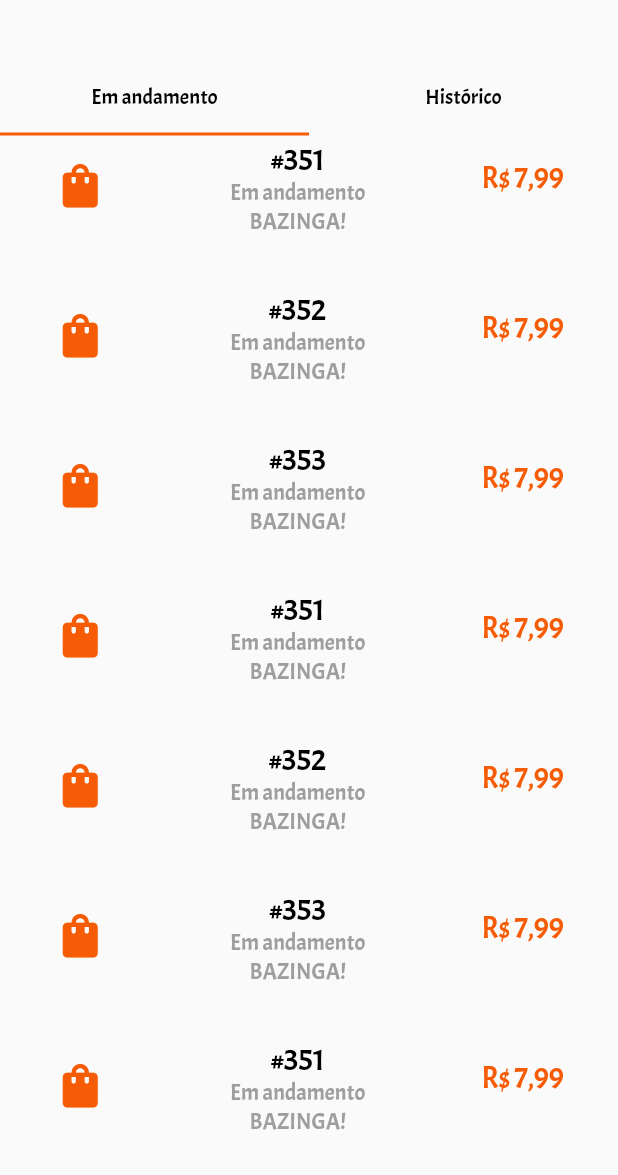
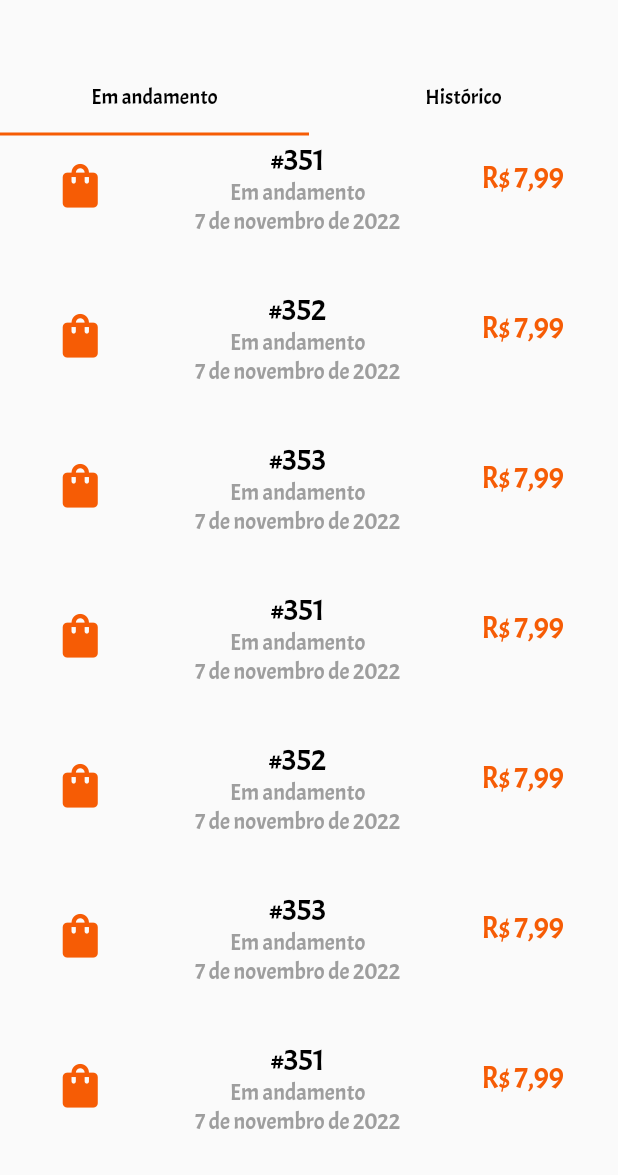
Before and after one commit to AndreLiberato/project_silk, a Flutter app: the screen it shows after launch, on a phone screen of 412 x 824 dp, the part 61-1236 px from its top. Run offline on Flutter 3.47's test engine with Material 2 defaults, Android fonts, the phone set to English and light mode, and no system bars.

Commit message:
Add DateFormat

```diff
--- a/vish/lib/main.dart
+++ b/vish/lib/main.dart
@@ -1,4 +1,5 @@
 import 'package:flutter/material.dart';
+import 'package:flutter_localizations/flutter_localizations.dart';
 
 import 'screens/home_screen.dart';
 import 'screens/order_screen.dart';
@@ -13,6 +14,11 @@ class MyApp extends StatelessWidget {
   @override
   Widget build(BuildContext context) {
     return MaterialApp(
+      localizationsDelegates: [
+        GlobalMaterialLocalizations.delegate,
+        GlobalWidgetsLocalizations.delegate
+      ],
+      supportedLocales: [const Locale('pt', 'BR')],
       debugShowCheckedModeBanner: false,
       title: "Vish-virtual shop",
       home: const OrderScreen(),
--- a/vish/lib/widgets/order_item.dart
+++ b/vish/lib/widgets/order_item.dart
@@ -1,4 +1,5 @@
 import 'package:flutter/material.dart';
+import 'package:intl/intl.dart';
 
 import '../models/order.dart';
 
@@ -8,6 +9,8 @@ class OrderItem extends StatelessWidget {
 
   OrderItem(this.order);
 
+  DateTime data = DateTime.now();
+
   Widget build(BuildContext context) {
     return SizedBox(
       width: 50,
@@ -15,7 +18,7 @@ class OrderItem extends StatelessWidget {
       child: ListTile(
               leading: const Icon(Icons.shopping_bag, color: Color(0xFFf65c05),size: 35,),
               title:  Text(order.number, textAlign: TextAlign.center, style: const TextStyle(color: Colors.black, fontSize: 20, fontFamily: "Acme")),
-              subtitle: Column(children: [Text(order.status, style: TextStyle(color: order.color, fontSize: 15, fontFamily: "Acme"), textAlign: TextAlign.start,),const Text('BAZINGA!', style: TextStyle(color: Colors.grey, fontSize: 15, fontFamily: "Acme"), textAlign: TextAlign.start)]),
+              subtitle: Column(children: [Text(order.status, style: TextStyle(color: order.color, fontSize: 15, fontFamily: "Acme"), textAlign: TextAlign.start,),Text(DateFormat("d 'de' MMMM 'de' y","pt_BR").format(data), style: const TextStyle(color: Colors.grey, fontSize: 15, fontFamily: "Acme"), textAlign: TextAlign.start)]),
               trailing: Text(order.valor, style: const TextStyle(color: Color(0xFFf65c05), fontSize: 20, fontFamily: "Acme"), textAlign: TextAlign.center,),
             ),
       );
--- a/vish/pubspec.yaml
+++ b/vish/pubspec.yaml
@@ -31,8 +31,8 @@ environment:
 dependencies:
   flutter:
     sdk: flutter
-
-
+  flutter_localizations:
+    sdk: flutter
   # The following adds the Cupertino Icons font to your application.
   # Use with the CupertinoIcons class for iOS style icons.
   cupertino_icons: ^1.0.2
@@ -40,6 +40,7 @@ dependencies:
 dev_dependencies:
   flutter_test:
     sdk: flutter
+  intl: ^0.17.0
 
   # The "flutter_lints" package below contains a set of recommended lints to
   # encourage good coding practices. The lint set provided by the package is
```
Also changed, not shown: vish/pubspec.lock.
